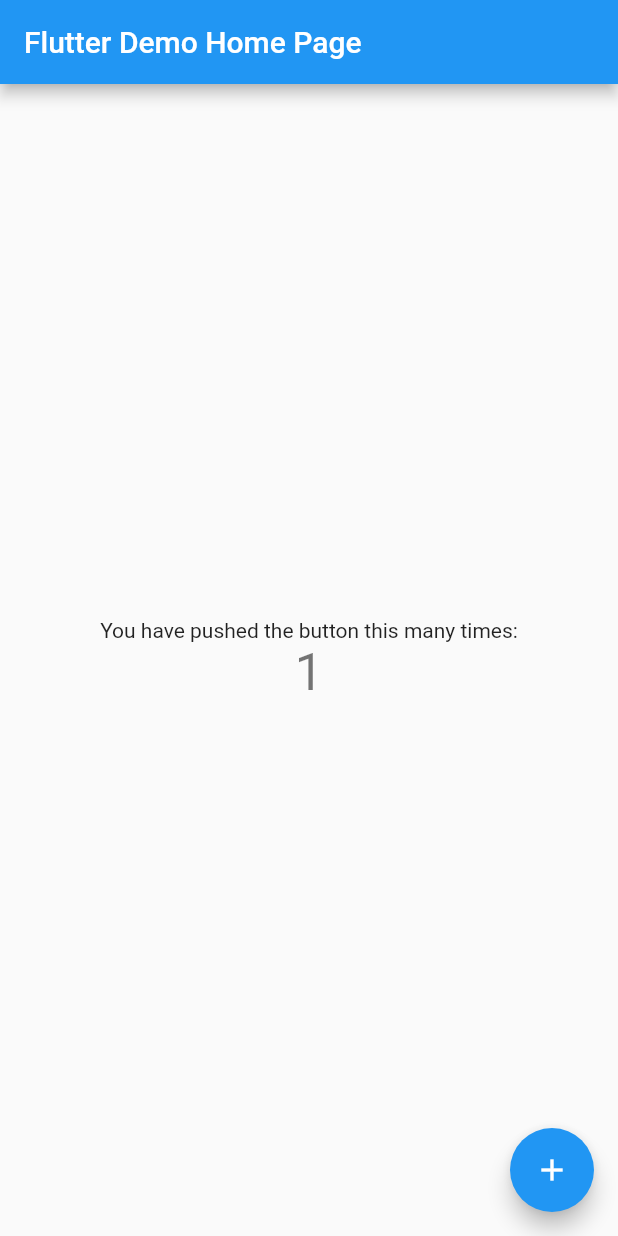
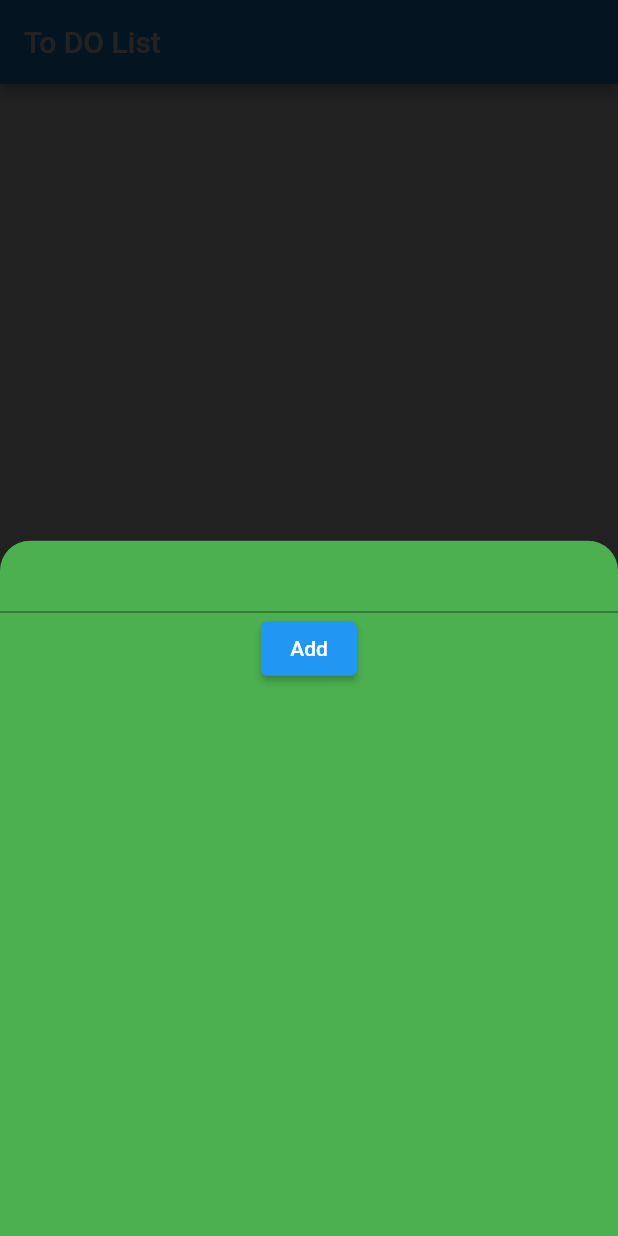
Before and after one commit to mmhedihasan/myfirstflutter, a Flutter app: the screen it shows after launch, after a tap on the "add" icon, on a phone screen of 412 x 824 dp. Run offline on Flutter 3.47's test engine with Material 2 defaults, Android fonts, the phone set to English and light mode, and no system bars.

Commit message:
ToDo List

```diff
--- a/lib/main.dart
+++ b/lib/main.dart
@@ -11,105 +11,66 @@ class MyApp extends StatelessWidget {
   @override
   Widget build(BuildContext context) {
     return MaterialApp(
-      title: 'Flutter Demo',
-      theme: ThemeData(
-        // This is the theme of your application.
-        //
-        // Try running your application with "flutter run". You'll see the
-        // application has a blue toolbar. Then, without quitting the app, try
-        // changing the primarySwatch below to Colors.green and then invoke
-        // "hot reload" (press "r" in the console where you ran "flutter run",
-        // or simply save your changes to "hot reload" in a Flutter IDE).
-        // Notice that the counter didn't reset back to zero; the application
-        // is not restarted.
-        primarySwatch: Colors.blue,
-      ),
-      home: const MyHomePage(title: 'Flutter Demo Home Page'),
+      title: 'To Do List',
+      home: const ToDoList(),
     );
   }
 }
 
-class MyHomePage extends StatefulWidget {
-  const MyHomePage({super.key, required this.title});
-
-  // This widget is the home page of your application. It is stateful, meaning
-  // that it has a State object (defined below) that contains fields that affect
-  // how it looks.
-
-  // This class is the configuration for the state. It holds the values (in this
-  // case the title) provided by the parent (in this case the App widget) and
-  // used by the build method of the State. Fields in a Widget subclass are
-  // always marked "final".
-
-  final String title;
+class ToDoList extends StatefulWidget {
+  const ToDoList({Key? key}) : super(key: key);
 
   @override
-  State<MyHomePage> createState() => _MyHomePageState();
+  State<ToDoList> createState() => _ToDoListState();
 }
 
-class _MyHomePageState extends State<MyHomePage> {
-  int _counter = 0;
-
-  void _incrementCounter() {
-    setState(() {
-      // This call to setState tells the Flutter framework that something has
-      // changed in this State, which causes it to rerun the build method below
-      // so that the display can reflect the updated values. If we changed
-      // _counter without calling setState(), then the build method would not be
-      // called again, and so nothing would appear to happen.
-      _counter++;
-    });
-  }
-
+class _ToDoListState extends State<ToDoList> {
+  List<String> todos = [];
+  TextEditingController todoETController = TextEditingController();
   @override
   Widget build(BuildContext context) {
-    // This method is rerun every time setState is called, for instance as done
-    // by the _incrementCounter method above.
-    //
-    // The Flutter framework has been optimized to make rerunning build methods
-    // fast, so that you can just rebuild anything that needs updating rather
-    // than having to individually change instances of widgets.
     return Scaffold(
       appBar: AppBar(
-        // Here we take the value from the MyHomePage object that was created by
-        // the App.build method, and use it to set our appbar title.
-        title: Text(widget.title),
-      ),
-      body: Center(
-        // Center is a layout widget. It takes a single child and positions it
-        // in the middle of the parent.
-        child: Column(
-          // Column is also a layout widget. It takes a list of children and
-          // arranges them vertically. By default, it sizes itself to fit its
-          // children horizontally, and tries to be as tall as its parent.
-          //
-          // Invoke "debug painting" (press "p" in the console, choose the
-          // "Toggle Debug Paint" action from the Flutter Inspector in Android
-          // Studio, or the "Toggle Debug Paint" command in Visual Studio Code)
-          // to see the wireframe for each widget.
-          //
-          // Column has various properties to control how it sizes itself and
-          // how it positions its children. Here we use mainAxisAlignment to
-          // center the children vertically; the main axis here is the vertical
-          // axis because Columns are vertical (the cross axis would be
-          // horizontal).
-          mainAxisAlignment: MainAxisAlignment.center,
-          children: <Widget>[
-            const Text(
-              'You have pushed the button this many times:',
-            ),
-            Text(
-              '$_counter',
-              style: Theme.of(context).textTheme.headlineMedium,
-            ),
-          ],
-        ),
+        title: const Text('To DO List'),
       ),
       floatingActionButton: FloatingActionButton(
-        onPressed: _incrementCounter,
-        tooltip: 'Increment',
+        onPressed: () {
+          showModalBottomSheet(
+              context: context,
+              isDismissible: false,
+              barrierColor: Colors.black87,
+              backgroundColor: Colors.green,
+              shape: const RoundedRectangleBorder(
+                borderRadius: BorderRadius.only(
+                  topLeft: Radius.circular(20),
+                  topRight: Radius.circular(20)
+                )
+              ),
+              builder: (context) {
+                return Column(
+                  children: [
+                    TextField(
+                      controller: todoETController,
+                    ),
+                    ElevatedButton(onPressed: (){
+                      todos.add(todoETController.text);
+                      todoETController.clear();
+                      setState(() {});
+                      Navigator.pop(context);
+                    }, child: Text('Add'))
+                  ],
+                );
+              });
+        },
         child: const Icon(Icons.add),
-      ), // This trailing comma makes auto-formatting nicer for build methods.
+      ),
+      body: ListView.builder(
+          itemCount: todos.length,
+          itemBuilder: (context, Index) {
+            return ListTile(
+              title: Text(todos[Index]),
+            );
+          }),
     );
   }
 }
```
